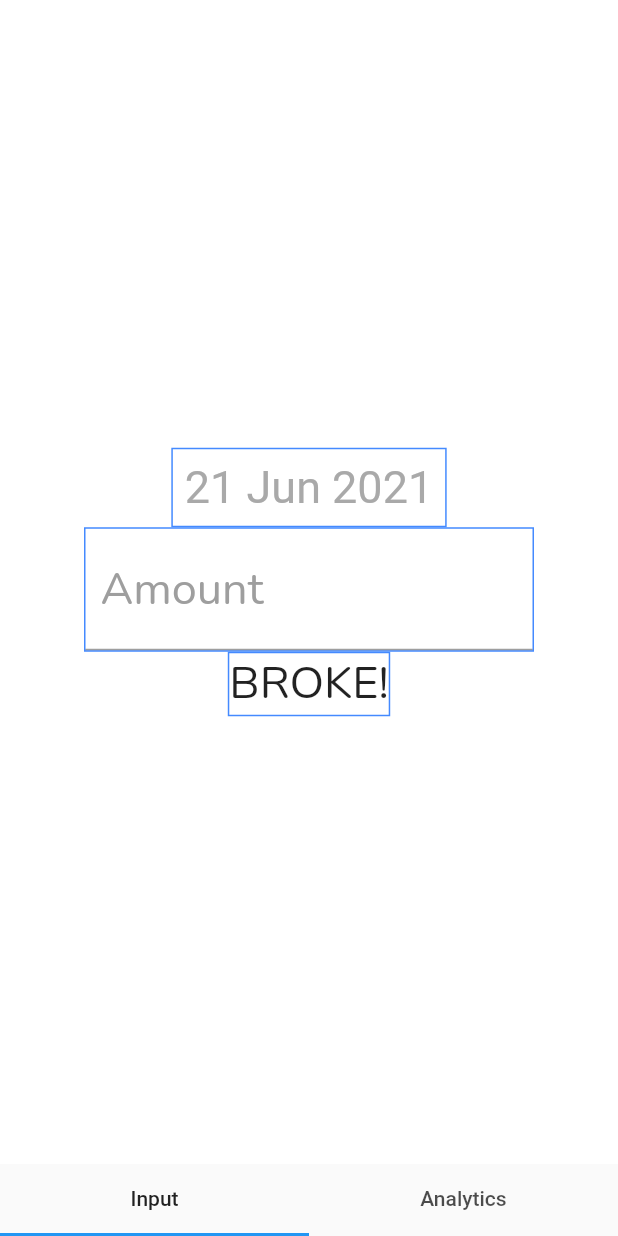
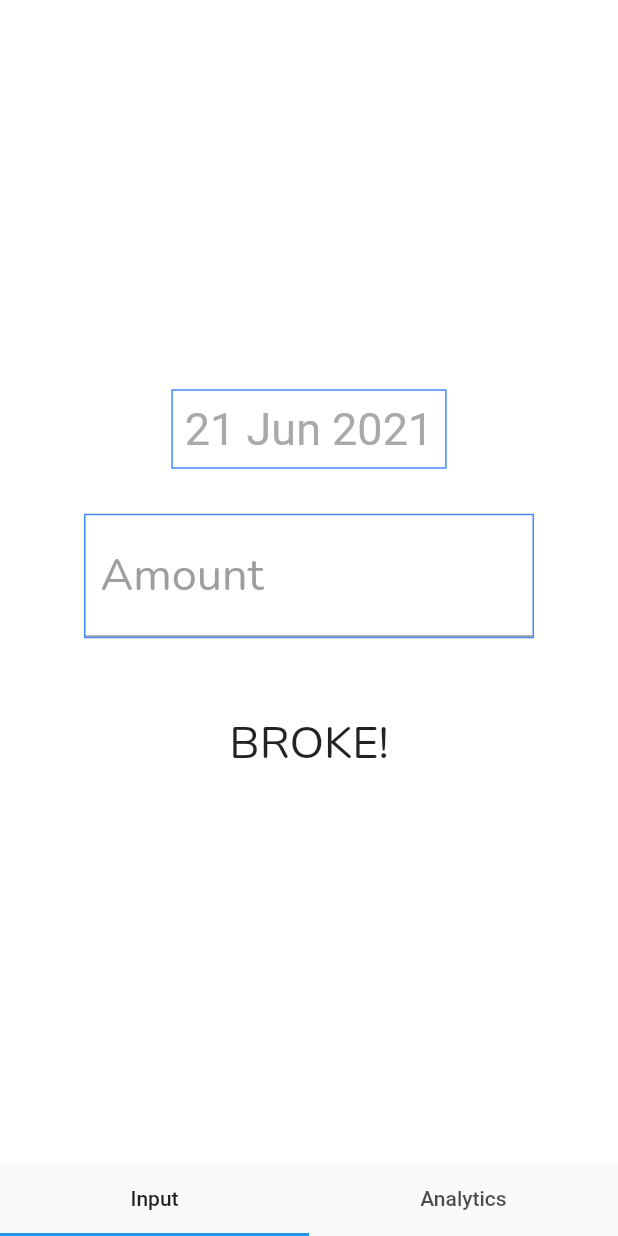
Before and after one commit to phantomcorn/Broked, a Flutter app: the screen it shows after launch, on a phone screen of 412 x 824 dp. Run offline on Flutter 3.47's test engine with Material 2 defaults, Android fonts, the phone set to English and light mode, and no system bars; our stand-ins replace flutter_datetime_picker, google_fonts, sqflite; missing offline and left inert: animated_button; accounts and stored records are empty.

Commit message:
removed border from button + add margin space to input field

```diff
--- a/lib/main.dart
+++ b/lib/main.dart
@@ -115,7 +115,7 @@ class _BrokeMain extends State<BrokeMain> {
                 ),
                 decoration: BoxDecoration(
                   border: Border.all(color: Colors.blueAccent)
-                )
+                ),
               ),
               Container(
                 child: TextFormField(
@@ -142,6 +142,7 @@ class _BrokeMain extends State<BrokeMain> {
                   border: Border.all(color: Colors.blueAccent),
                 ),
                 width: 300,
+                margin: EdgeInsets.only(bottom : 50, top : 30),
               ),
               Container(
                 child : AnimatedButton(
@@ -164,9 +165,6 @@ class _BrokeMain extends State<BrokeMain> {
                   color: const Color.fromRGBO(169, 169, 169, 1),
                   width: 350,
                   height:  100,
-                ),
-                decoration: BoxDecoration(
-                  border: Border.all(color: Colors.blueAccent)
                 ),
               )
             ],
```
